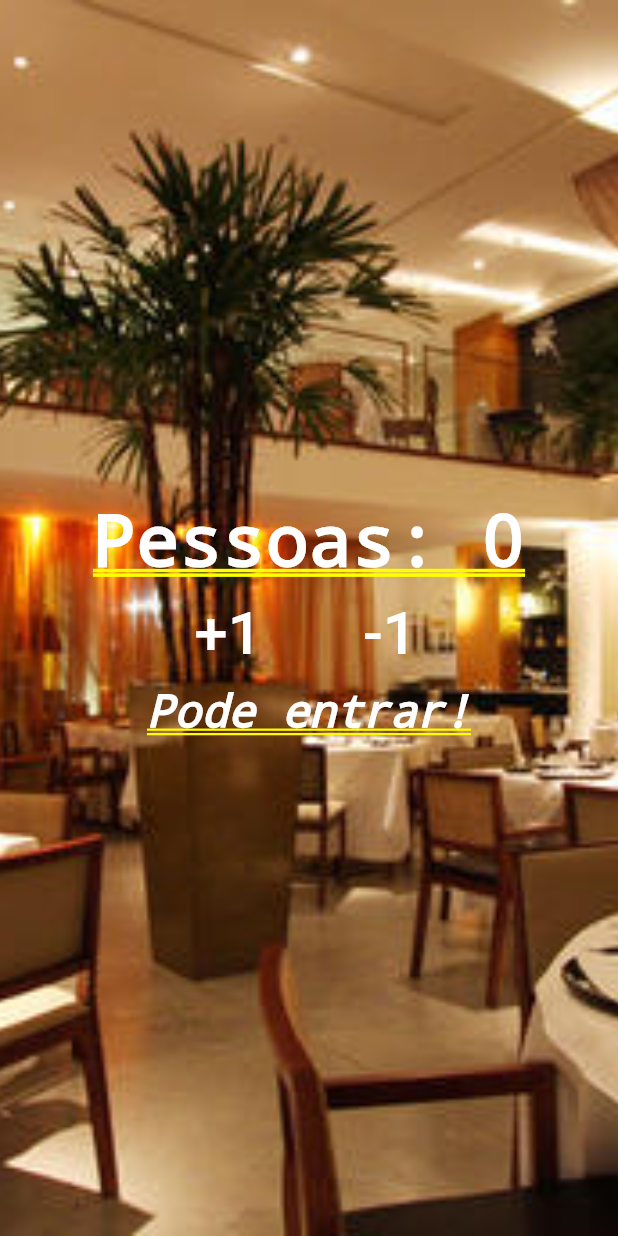
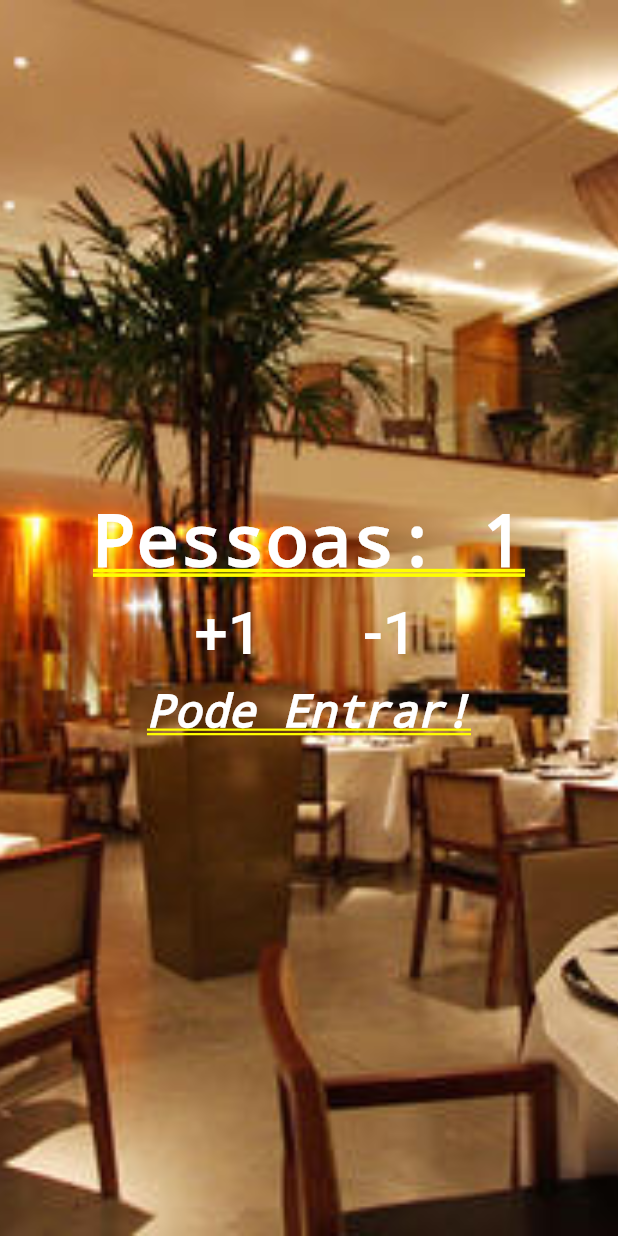
Before and after one commit to egrezeli/contador_de_pessoas, a Flutter app: the screen it shows after launch, after a tap on "+1", on a phone screen of 412 x 824 dp. Run offline on Flutter 3.47's test engine with Material 2 defaults, Android fonts, the phone set to English and light mode, and no system bars.

Commit message:
versão final na classe main.dart

```diff
--- a/lib/main.dart
+++ b/lib/main.dart
@@ -13,6 +13,24 @@ class Home extends StatefulWidget {
 }
 
 class _homeState extends State<Home> {
+
+  int _people = 0;
+  String _infoText = "Pode Entrar!";
+
+  void _changePeople(int delta){
+    setState(() {
+      _people += delta;
+
+      if (_people < 0){
+        _infoText = "Mundo invertido?!";
+      } else if (_people <= 10){
+        _infoText = "Pode Entrar!";
+      } else {
+        _infoText = "Lotado!";
+      }
+    });
+  }
+
   @override
   Widget build(BuildContext context) {
     return Stack(
@@ -26,7 +44,7 @@ class _homeState extends State<Home> {
           mainAxisAlignment: MainAxisAlignment.center,
           children: <Widget>[
             Text(
-              "Pessoas: 0",
+              "Pessoas: $_people",
               style: TextStyle(
                   color: Colors.white, fontWeight: FontWeight.bold),
             ),
@@ -41,7 +59,7 @@ class _homeState extends State<Home> {
                       style: TextStyle(fontSize: 40.0, color: Colors.white),
                     ), //Text
                     onPressed: () {
-                      debugPrint("+1");
+                      _changePeople(1);
                     },
                   ), //FlatButton
                 ), //Padding
@@ -53,14 +71,14 @@ class _homeState extends State<Home> {
                       style: TextStyle(fontSize: 40.0, color: Colors.white),
                     ), //Text
                     onPressed: () {
-                      debugPrint("-1");
+                      _changePeople(-1);
                     },
                   ), //FlatButton
                 ), //Padding
               ], //Widget
             ), //Row
             Text(
-              "Pode entrar!",
+              _infoText,
               style: TextStyle(
                   color: Colors.white,
                   fontStyle: FontStyle.italic,
```
